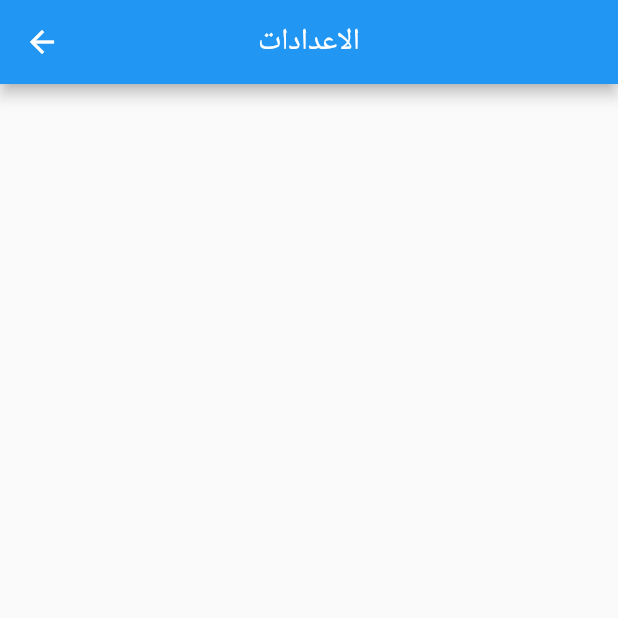
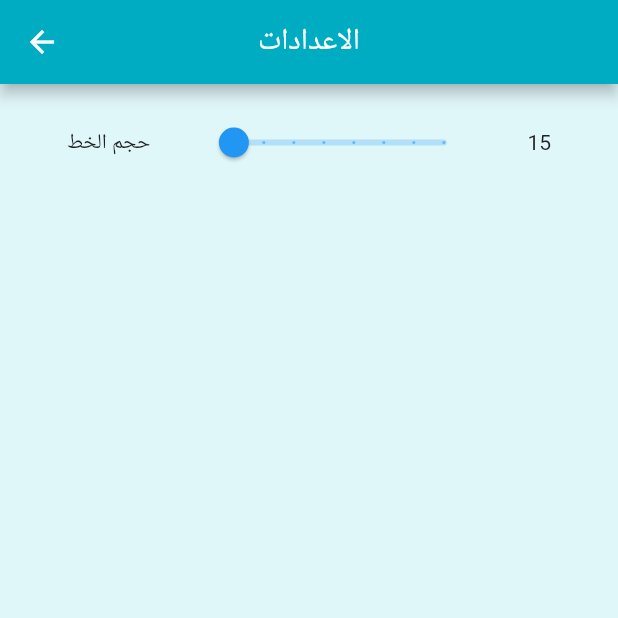
Before and after one commit to software-ace/WaZaqer, a Flutter app: the Settings screen opened by its route, on a phone screen of 412 x 824 dp, the top half of it. Run offline on Flutter 3.47's test engine with Material 2 defaults, Android fonts, the phone set to English and light mode, and no system bars.

Commit message:
font size init ui

```diff
--- a/lib/Settings.dart
+++ b/lib/Settings.dart
@@ -1,3 +1,4 @@
+import 'package:azqar/Constants.dart';
 import 'package:flutter/material.dart';
 
 class Settings extends StatefulWidget {
@@ -7,12 +8,48 @@ class Settings extends StatefulWidget {
 }
 
 class _SettingsState extends State<Settings> {
+  double _currentFontSize = 15;
   @override
   Widget build(BuildContext context) {
     return Scaffold(
       appBar: AppBar(
         title: Text('الاعدادات'),
+        backgroundColor: kMainColor,
         centerTitle: true,
+      ),
+      backgroundColor: kSecondaryColor,
+      body: Column(
+        children: [
+          Padding(
+            padding: const EdgeInsets.all(15.0),
+            child: Row(
+              mainAxisAlignment: MainAxisAlignment.spaceEvenly,
+              children: [
+                Text(
+                  'حجم الخط',
+                  style: TextStyle(),
+                  textAlign: TextAlign.right,
+                ),
+                Slider(
+                  value: _currentFontSize,
+                  onChanged: (value) {
+                    setState(() {
+                      _currentFontSize = value;
+                    });
+                  },
+                  min: 15,
+                  max: 22,
+                  divisions: 7,
+                  // label: _currentFontSize.toString(),
+                ),
+                Text(_currentFontSize.toStringAsFixed(0))
+              ],
+            ),
+          ),
+          Row(
+            children: [],
+          )
+        ],
       ),
     );
   }
```
